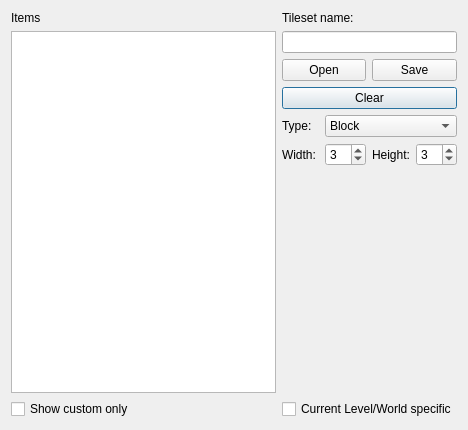
Before: the Qt Designer form Editor/tools/tilesets/tilesetconfiguredialog.ui in WohlSoft/Moondust-Project, drawn with Qt 5.
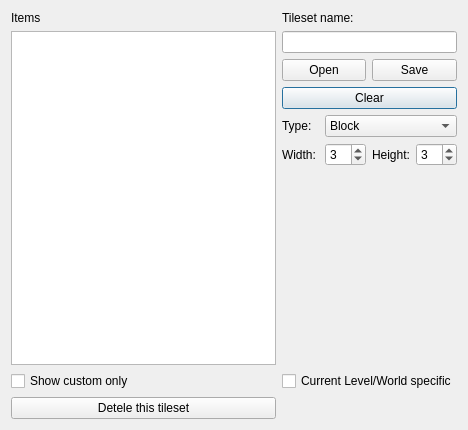
After: the same form once the commit is applied. Icons and pictures are not drawn.

Commit message: Small update of tileset editor - "Level/World specific tileset" checkbox will be enabled by default - added "Delete tileset" button to quickly remove tileset.

Diff of the .ui file:
```diff
--- a/Editor/tools/tilesets/tilesetconfiguredialog.ui
+++ b/Editor/tools/tilesets/tilesetconfiguredialog.ui
@@ -199,6 +199,13 @@
      </property>
     </widget>
    </item>
+   <item row="3" column="0">
+    <widget class="QPushButton" name="delete_me">
+     <property name="text">
+      <string>Detele this tileset</string>
+     </property>
+    </widget>
+   </item>
   </layout>
  </widget>
  <resources>
```
Left out of the diff: 2 changed lines with no effect on the pictures. The commit also changes 2 other files.
